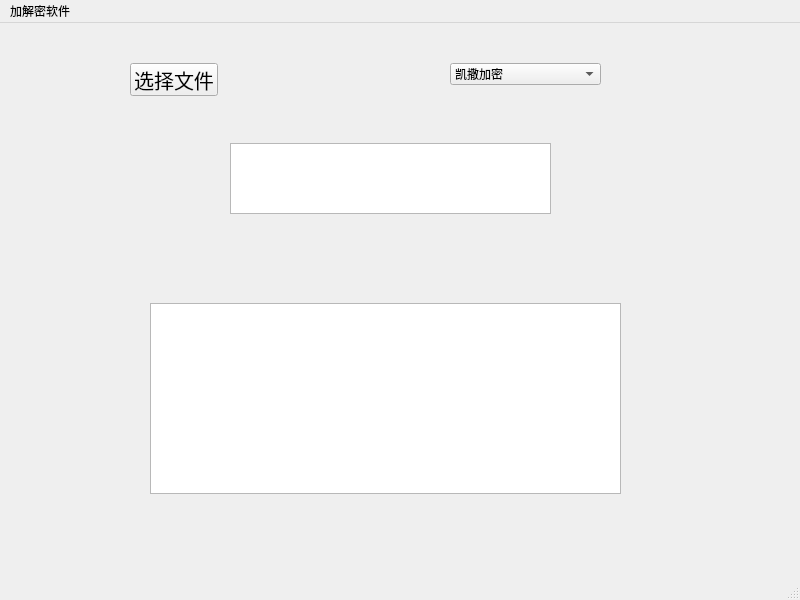
Old version of the form FileEncryptionAndDecryptionSoftware/mainwindow.ui in the repository whisper3zzz/FileEncryptionAndDecryptionSoftware.
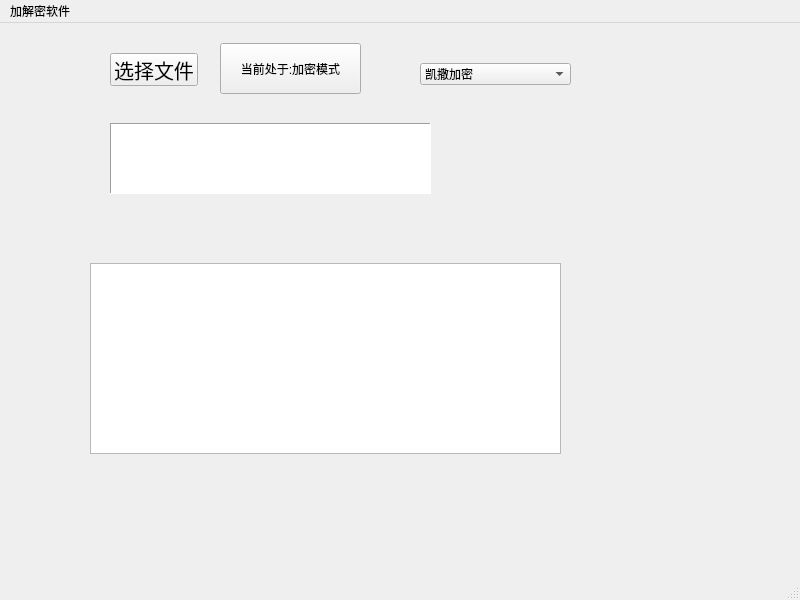
New version of the form.

Patch:
```diff
--- a/FileEncryptionAndDecryptionSoftware/mainwindow.ui
+++ b/FileEncryptionAndDecryptionSoftware/mainwindow.ui
@@ -17,8 +17,8 @@
    <widget class="QPushButton" name="fileReader_Button">
     <property name="geometry">
      <rect>
-      <x>130</x>
-      <y>40</y>
+      <x>110</x>
+      <y>30</y>
       <width>88</width>
       <height>33</height>
      </rect>
@@ -41,7 +41,7 @@
    <widget class="QComboBox" name="Cipher_comboBox">
     <property name="geometry">
      <rect>
-      <x>450</x>
+      <x>420</x>
       <y>40</y>
       <width>151</width>
       <height>22</height>
@@ -71,8 +71,8 @@
    <widget class="QTextEdit" name="show_textEdit">
     <property name="geometry">
      <rect>
-      <x>150</x>
-      <y>280</y>
+      <x>90</x>
+      <y>240</y>
       <width>471</width>
       <height>191</height>
      </rect>
@@ -84,12 +84,34 @@
    <widget class="QTextEdit" name="keySet_textEdit">
     <property name="geometry">
      <rect>
-      <x>230</x>
-      <y>120</y>
+      <x>110</x>
+      <y>100</y>
       <width>321</width>
       <height>71</height>
      </rect>
     </property>
+    <property name="frameShape">
+     <enum>QFrame::Shape::Panel</enum>
+    </property>
+    <property name="frameShadow">
+     <enum>QFrame::Shadow::Sunken</enum>
+    </property>
+    <property name="placeholderText">
+     <string/>
+    </property>
+   </widget>
+   <widget class="QPushButton" name="swich_Button">
+    <property name="geometry">
+     <rect>
+      <x>220</x>
+      <y>20</y>
+      <width>141</width>
+      <height>51</height>
+     </rect>
+    </property>
+    <property name="text">
+     <string>当前处于:加密模式</string>
+    </property>
    </widget>
   </widget>
   <widget class="QMenuBar" name="menubar">
```
Left out of the diff: 2 changed lines with no effect on the pictures.
